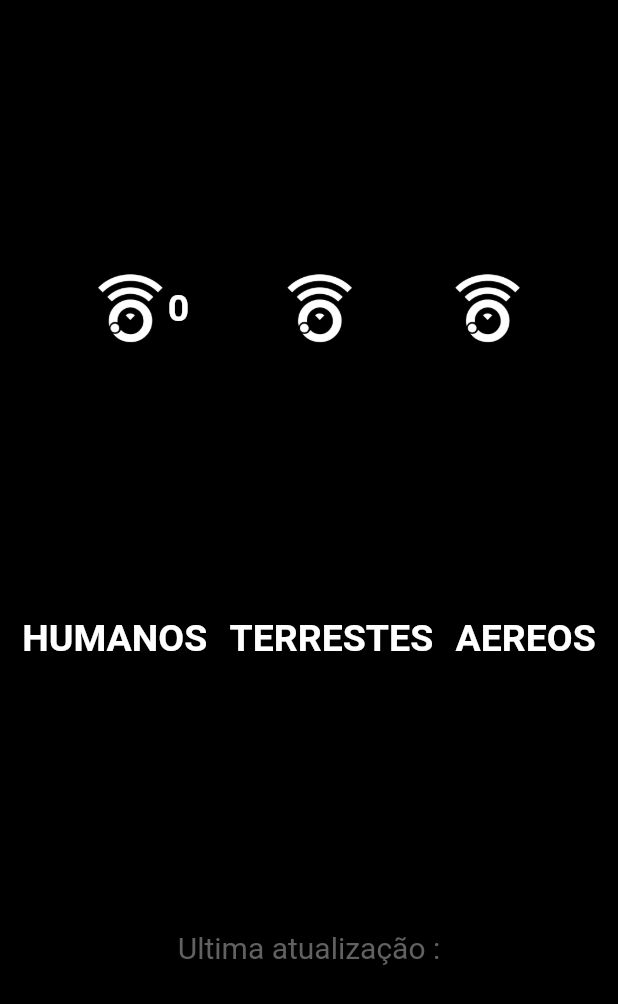
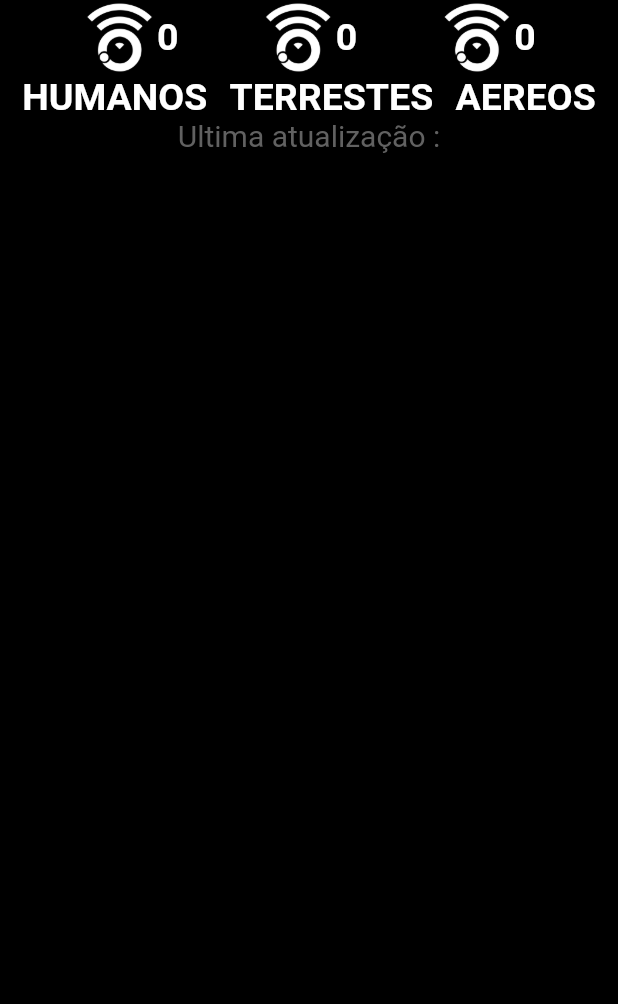
Before and after one commit to vostpt/mobile-app, a Flutter app: the OnSiteHelpWidget widget shown alone on an empty page, opened directly with empty values, on a phone screen of 412 x 824 dp. Shown: the top 1004 px of the screen. Run offline on Flutter 3.47's test engine with Material 2 defaults, Android fonts, the phone set to English and light mode, and no system bars; our stand-ins replace built_collection, built_value, dio, flare_flutter, rxdart, shared_preferences; missing offline and left inert: stream_disposable; accounts and stored records are empty; generated files the repository leaves out were written again; network calls fail; statements that could not run were skipped.

Commit message:
Arranging layout to fit screenshot

```diff
--- a/lib/presentation/ui/on_site_help_widget.dart
+++ b/lib/presentation/ui/on_site_help_widget.dart
@@ -23,7 +23,6 @@ class OnSiteHelpWidget extends StatelessWidget {
                 )]
               ),
           child: new Column(
-            mainAxisAlignment: MainAxisAlignment.spaceEvenly,
             children: <Widget>[
               new Row(
                 mainAxisAlignment: MainAxisAlignment.spaceEvenly,
@@ -57,9 +56,23 @@ class OnSiteHelpWidget extends StatelessWidget {
                       mainAxisSize: MainAxisSize.min,
                       children: <Widget>[
                         new Container(
-                          child: Image.asset('assets/images/vost_logo_white.png',
-                            width: 50,
-                            height: 50,
+                          child: new Row(
+                            children: <Widget>[
+                              Image.asset('assets/images/vost_logo_white.png',
+                                width: 50,
+                                height: 50,
+                              ),
+                              new Container(
+                                  child: Text(
+                                    this._landMeans.toString(),
+                                    style: TextStyle(
+                                      color: Colors.white,
+                                      fontWeight: FontWeight.bold,
+                                      fontSize: 25,
+                                    ),
+                                  )
+                              ),
+                            ],
                           ),
                         )
                       ]
@@ -68,9 +81,23 @@ class OnSiteHelpWidget extends StatelessWidget {
                       mainAxisSize: MainAxisSize.min,
                       children: <Widget>[
                         new Container(
-                          child:Image.asset('assets/images/vost_logo_white.png',
-                            width: 50,
-                            height: 50,
+                          child: new Row(
+                            children: <Widget>[
+                              Image.asset('assets/images/vost_logo_white.png',
+                                width: 50,
+                                height: 50,
+                              ),
+                              new Container(
+                                  child: Text(
+                                    this._aerialMeans.toString(),
+                                    style: TextStyle(
+                                      color: Colors.white,
+                                      fontWeight: FontWeight.bold,
+                                      fontSize: 25,
+                                    ),
+                                  )
+                              ),
+                            ],
                           ),
                         )
                       ]
@@ -91,7 +118,6 @@ class OnSiteHelpWidget extends StatelessWidget {
                                 fontWeight: FontWeight.bold,
                                 fontSize: 25,
                               ),
-
                           ),
                         )
                       ]
```
